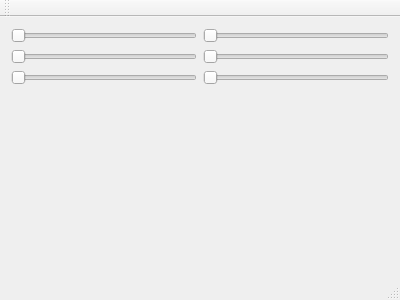
The window that MainWindow.ui (soramimi/ColorSlider) describes before a commit, drawn with Qt 5.
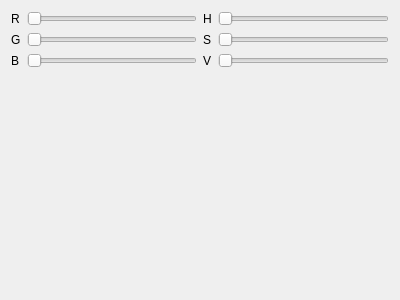
The same window after the commit. Custom widgets are drawn as their Qt base class.

```diff
--- a/MainWindow.ui
+++ b/MainWindow.ui
@@ -14,26 +14,47 @@
    <string>MainWindow</string>
   </property>
   <widget class="QWidget" name="centralWidget">
-   <layout class="QVBoxLayout" name="verticalLayout_3">
+   <layout class="QVBoxLayout" name="verticalLayout">
     <item>
      <layout class="QHBoxLayout" name="horizontalLayout">
       <item>
-       <layout class="QVBoxLayout" name="verticalLayout_2">
-        <item>
+       <layout class="QGridLayout" name="gridLayout">
+        <item row="0" column="0">
+         <widget class="QLabel" name="label">
+          <property name="text">
+           <string>R</string>
+          </property>
+         </widget>
+        </item>
+        <item row="0" column="1">
          <widget class="ColorSlider" name="slider_rgb_r">
           <property name="orientation">
            <enum>Qt::Horizontal</enum>
           </property>
          </widget>
         </item>
-        <item>
+        <item row="1" column="0">
+         <widget class="QLabel" name="label_2">
+          <property name="text">
+           <string>G</string>
+          </property>
+         </widget>
+        </item>
+        <item row="1" column="1">
          <widget class="ColorSlider" name="slider_rgb_g">
           <property name="orientation">
            <enum>Qt::Horizontal</enum>
           </property>
          </widget>
         </item>
-        <item>
+        <item row="2" column="0">
+         <widget class="QLabel" name="label_3">
+          <property name="text">
+           <string>B</string>
+          </property>
+         </widget>
+        </item>
+        <item row="2" column="1">
          <widget class="ColorSlider" name="slider_rgb_b">
           <property name="orientation">
            <enum>Qt::Horizontal</enum>
@@ -43,22 +64,43 @@
        </layout>
       </item>
       <item>
-       <layout class="QVBoxLayout" name="verticalLayout">
-        <item>
+       <layout class="QGridLayout" name="gridLayout_2">
+        <item row="0" column="0">
+         <widget class="QLabel" name="label_4">
+          <property name="text">
+           <string>H</string>
+          </property>
+         </widget>
+        </item>
+        <item row="0" column="1">
          <widget class="ColorSlider" name="slider_hsv_h">
           <property name="orientation">
            <enum>Qt::Horizontal</enum>
           </property>
          </widget>
         </item>
-        <item>
+        <item row="1" column="0">
+         <widget class="QLabel" name="label_5">
+          <property name="text">
+           <string>S</string>
+          </property>
+         </widget>
+        </item>
+        <item row="1" column="1">
          <widget class="ColorSlider" name="slider_hsv_s">
           <property name="orientation">
            <enum>Qt::Horizontal</enum>
           </property>
          </widget>
         </item>
-        <item>
+        <item row="2" column="0">
+         <widget class="QLabel" name="label_6">
+          <property name="text">
+           <string>V</string>
+          </property>
+         </widget>
+        </item>
+        <item row="2" column="1">
          <widget class="ColorSlider" name="slider_hsv_v">
           <property name="orientation">
            <enum>Qt::Horizontal</enum>
@@ -81,25 +123,6 @@
     </item>
    </layout>
   </widget>
-  <widget class="QMenuBar" name="menuBar">
-   <property name="geometry">
-    <rect>
-     <x>0</x>
-     <y>0</y>
-     <width>400</width>
-     <height>24</height>
-    </rect>
-   </property>
-  </widget>
-  <widget class="QToolBar" name="mainToolBar">
-   <attribute name="toolBarArea">
-    <enum>TopToolBarArea</enum>
-   </attribute>
-   <attribute name="toolBarBreak">
-    <bool>false</bool>
-   </attribute>
-  </widget>
-  <widget class="QStatusBar" name="statusBar"/>
  </widget>
  <layoutdefault spacing="6" margin="11"/>
  <customwidgets>
```
